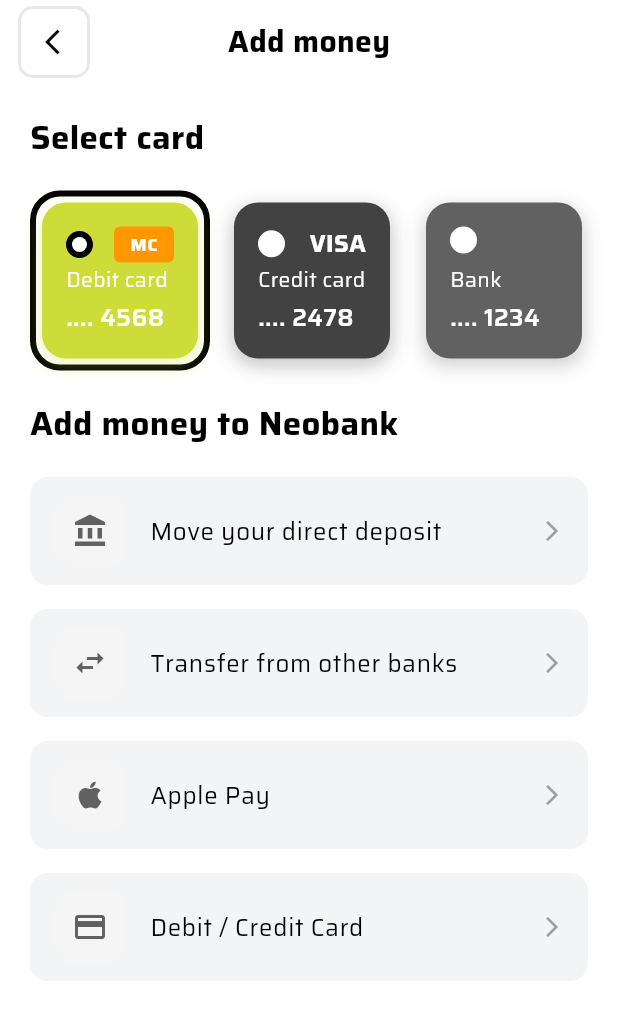
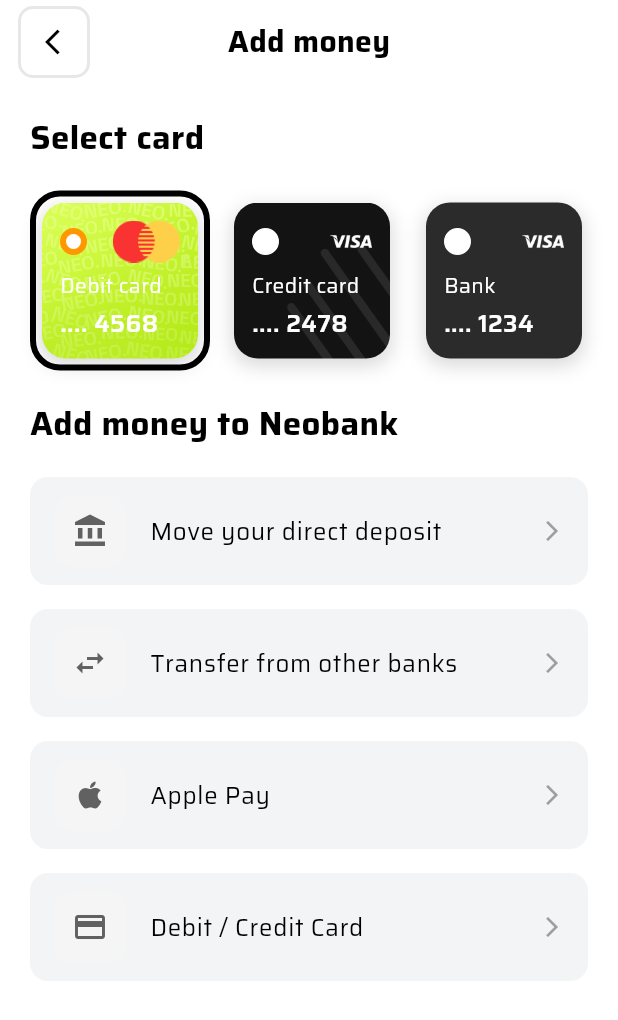
Before and after one commit to jayrhalani/banking_app_flutter, a Flutter app: the screen it shows after launch, after a tap on "Add money", on a phone screen of 412 x 824 dp. Shown: the top 1020 px of the screen. Run offline on Flutter 3.47's test engine with Material 3 defaults, Android fonts, the phone set to English and light mode, and no system bars.

Commit message:
Replace mastercard and visa card backgrounds

```diff
--- /dev/null
+++ b/lib/models/card_model.dart
@@ -0,0 +1,18 @@
+class CardModel {
+  final bool isPrimary;
+  final String type; // e.g., 'Debit Card', 'Credit Card', 'Bank'
+  final String numberSuffix; // last 4 digits
+  final int logoColorValue; // store Color value to avoid importing flutter here
+  final String logoAsset; // path to logo image
+  final String?
+  backgroundImageAsset; // nullable; if null, fallback to dark gray
+
+  const CardModel({
+    required this.isPrimary,
+    required this.type,
+    required this.numberSuffix,
+    required this.logoColorValue,
+    required this.logoAsset,
+    this.backgroundImageAsset,
+  });
+}
--- a/lib/resources/asset_res.dart
+++ b/lib/resources/asset_res.dart
@@ -3,6 +3,7 @@ class AssetRes {
   // Base paths
   static const String fonts = 'assets/fonts';
   static const String icons = 'assets/icons';
+  static const String images = 'assets/images';
 
   // Font family names (use these in TextStyle.fontFamily)
   static const String sairaFamily = 'Saira';
@@ -15,6 +16,10 @@ class AssetRes {
   static const String sairaSemiBold = '$fonts/saira_semi_bold.ttf';
 
   // Icons
-  static  const String icMasterCard = '$icons/ic_master_card.png';
-  static  const String icVisaCard = '$icons/ic_visa_card.png';
+  static const String icMasterCard = '$icons/ic_master_card.png';
+  static const String icVisaCard = '$icons/ic_visa_card.png';
+
+  // Images
+  static const String imageMasterCardBg = '$images/image_master_card_bg.png';
+  static const String imageVisaCardBg = '$images/image_visa_card_bg.png';
 }
--- a/lib/screens/add_money_screen.dart
+++ b/lib/screens/add_money_screen.dart
@@ -1,5 +1,7 @@
 import 'package:banking_app_flutter/widgets/custom_app_bar.dart';
 import 'package:flutter/material.dart';
+import 'package:banking_app_flutter/models/card_model.dart';
+import 'package:banking_app_flutter/resources/asset_res.dart';
 
 class AddMoneyScreen extends StatefulWidget {
   const AddMoneyScreen({super.key});
@@ -11,28 +13,31 @@ class AddMoneyScreen extends StatefulWidget {
 class _AddMoneyScreenState extends State<AddMoneyScreen> {
   int _selectedCardIndex = 0;
 
-  final List<Map<String, dynamic>> _cards = [
-    {
-      'type': 'Debit card',
-      'number': '4568',
-      'color': Colors.lime,
-      'logo': 'N.',
-      'isSelected': true,
-    },
-    {
-      'type': 'Credit card',
-      'number': '2478',
-      'color': Colors.grey[800]!,
-      'logo': 'VISA',
-      'isSelected': false,
-    },
-    {
-      'type': 'Bank',
-      'number': '1234',
-      'color': Colors.grey[700]!,
-      'logo': 'B',
-      'isSelected': false,
-    },
+  final List<CardModel> _cards = [
+    const CardModel(
+      isPrimary: true,
+      type: 'Debit card',
+      numberSuffix: '4568',
+      logoColorValue: 0xFF000000,
+      logoAsset: AssetRes.icMasterCard,
+      backgroundImageAsset: AssetRes.imageMasterCardBg,
+    ),
+    const CardModel(
+      isPrimary: false,
+      type: 'Credit card',
+      numberSuffix: '2478',
+      logoColorValue: 0xFFC6F253,
+      logoAsset: AssetRes.icVisaCard,
+      backgroundImageAsset: AssetRes.imageVisaCardBg,
+    ),
+    const CardModel(
+      isPrimary: false,
+      type: 'Bank',
+      numberSuffix: '1234',
+      logoColorValue: 0xFFFFFFFF,
+      logoAsset: AssetRes.icVisaCard,
+      backgroundImageAsset: null,
+    ),
   ];
 
   final List<Map<String, dynamic>> _addMoneyOptions = [
@@ -111,9 +116,6 @@ class _AddMoneyScreenState extends State<AddMoneyScreen> {
                   onTap: () {
                     setState(() {
                       _selectedCardIndex = index;
-                      for (int i = 0; i < _cards.length; i++) {
-                        _cards[i]['isSelected'] = i == index;
-                      }
                     });
                   },
                   child: AnimatedContainer(
@@ -122,7 +124,7 @@ class _AddMoneyScreenState extends State<AddMoneyScreen> {
                     decoration: BoxDecoration(
                       borderRadius: BorderRadius.circular(20),
                       border: Border.all(
-                        color: card['isSelected']
+                        color: _selectedCardIndex == index
                             ? Colors.black
                             : Colors.transparent,
                         width: 4,
@@ -131,11 +133,19 @@ class _AddMoneyScreenState extends State<AddMoneyScreen> {
                     padding: const EdgeInsets.all(4),
                     child: Container(
                       decoration: BoxDecoration(
-                        color: card['color'],
+                        color: card.backgroundImageAsset == null
+                            ? const Color(0xFF2B2B2B)
+                            : null,
+                        image: card.backgroundImageAsset != null
+                            ? DecorationImage(
+                          image: AssetImage(card.backgroundImageAsset!),
+                          fit: BoxFit.cover,
+                        )
+                            : null,
                         borderRadius: BorderRadius.circular(16),
                         boxShadow: [
                           BoxShadow(
-                            color: card['color'].withOpacity(0.3),
+                            color: Colors.black.withOpacity(0.15),
                             spreadRadius: 1,
                             blurRadius: 10,
                             offset: const Offset(0, 4),
@@ -143,7 +153,7 @@ class _AddMoneyScreenState extends State<AddMoneyScreen> {
                         ],
                       ),
                       child: Padding(
-                        padding: const EdgeInsets.all(16),
+                        padding: const EdgeInsets.all(12), // Reduced from 16
                         child: Column(
                           crossAxisAlignment: CrossAxisAlignment.start,
                           children: [
@@ -151,41 +161,14 @@ class _AddMoneyScreenState extends State<AddMoneyScreen> {
                               mainAxisAlignment: MainAxisAlignment.spaceBetween,
                               children: [
                                 SelectedIndicator(
-                                  isSelected: card['isSelected'],
+                                  isSelected: _selectedCardIndex == index,
                                 ),
-                                if (card['type'] == 'Debit card')
-                                  Container(
-                                    width: 40,
-                                    height: 24,
-                                    decoration: BoxDecoration(
-                                      color: Colors.orange,
-                                      borderRadius: BorderRadius.circular(4),
-                                    ),
-                                    child: const Center(
-                                      child: Text(
-                                        'MC',
-                                        style: TextStyle(
-                                          color: Colors.white,
-                                          fontSize: 12,
-                                          fontWeight: FontWeight.bold,
-                                        ),
-                                      ),
-                                    ),
-                                  )
-                                else if (card['type'] == 'Credit card')
-                                  const Text(
-                                    'VISA',
-                                    style: TextStyle(
-                                      color: Colors.white,
-                                      fontSize: 16,
-                                      fontWeight: FontWeight.bold,
-                                    ),
-                                  ),
+                                Image.asset(card.logoAsset, height: 28),
                               ],
                             ),
                             const Spacer(),
                             Text(
-                              card['type'],
+                              card.type,
                               style: const TextStyle(
                                 fontSize: 14,
                                 color: Colors.white,
@@ -194,7 +177,7 @@ class _AddMoneyScreenState extends State<AddMoneyScreen> {
                             ),
                             const SizedBox(height: 4),
                             Text(
-                              '.... ${card['number']}',
+                              '.... ${card.numberSuffix}',
                               style: const TextStyle(
                                 fontSize: 16,
                                 color: Colors.white,
@@ -312,9 +295,9 @@ class SelectedIndicator extends StatelessWidget {
       height: 18,
       decoration: BoxDecoration(
         shape: BoxShape.circle,
-        color: isSelected ? Colors.black : Colors.white,
+        color: isSelected ? Color(0XFFFF9800) : Colors.white,
         border: isSelected
-            ? Border.all(width: 2, color: Colors.black)
+            ? Border.all(width: 2, color: Color(0XFFFF9800))
             : Border.all(width: 1, color: Colors.white),
       ),
       child: isSelected
--- a/lib/screens/home_screen.dart
+++ b/lib/screens/home_screen.dart
@@ -1,6 +1,7 @@
 import 'package:banking_app_flutter/resources/asset_res.dart';
 import 'package:banking_app_flutter/screens/add_money_screen.dart';
 import 'package:flutter/material.dart';
+import 'package:banking_app_flutter/models/card_model.dart';
 
 class HomePage extends StatefulWidget {
   const HomePage({super.key});
@@ -12,23 +13,23 @@ class HomePage extends StatefulWidget {
 class _HomePageState extends State<HomePage> {
   bool _isBalanceVisible = true;
 
-  final List<Map<String, dynamic>> _cards = [
-    {
-      'isPrimary': true,
-      'type': 'Debit Card',
-      'number': '4568',
-      'color': Color(0XFFC6F253),
-      'logoColor': Colors.black,
-      'logo': AssetRes.icMasterCard,
-    },
-    {
-      'isPrimary': false,
-      'type': 'Credit Card',
-      'number': '7890',
-      'color': Colors.black,
-      'logoColor': Color(0XFFC6F253),
-      'logo': AssetRes.icVisaCard,
-    },
+  final List<CardModel> _cards = const [
+    CardModel(
+      isPrimary: true,
+      type: 'Debit Card',
+      numberSuffix: '4568',
+      logoColorValue: 0xFF000000,
+      logoAsset: AssetRes.icMasterCard,
+      backgroundImageAsset: AssetRes.imageMasterCardBg,
+    ),
+    CardModel(
+      isPrimary: false,
+      type: 'Credit Card',
+      numberSuffix: '7890',
+      logoColorValue: 0xFFC6F253,
+      logoAsset: AssetRes.icVisaCard,
+      backgroundImageAsset: AssetRes.imageVisaCardBg,
+    ),
   ];
 
   @override
@@ -260,14 +261,7 @@ class _HomePageState extends State<HomePage> {
               final card = _cards[index];
               return SizedBox(
                 width: 320, // fixed width like real credit card
-                child: _buildCard(
-                  isPrimary: card['isPrimary'],
-                  cardType: card['type'],
-                  cardNumber: card['number'],
-                  cardColor: card['color'],
-                  logoColor: card['logoColor'],
-                  logo: card['logo'],
-                ),
+                child: _buildCard(card: card),
               );
             },
           ),
@@ -276,22 +270,23 @@ class _HomePageState extends State<HomePage> {
     );
   }
 
-  Widget _buildCard({
-    required bool isPrimary,
-    required String cardType,
-    required String cardNumber,
-    required Color cardColor,
-    required Color logoColor,
-    required String logo,
-  }) {
+  Widget _buildCard({required CardModel card}) {
     return Container(
       height: 180,
       decoration: BoxDecoration(
-        color: cardColor,
         borderRadius: BorderRadius.circular(22),
+        color: card.backgroundImageAsset == null
+            ? const Color(0xFF2B2B2B)
+            : null,
+        image: card.backgroundImageAsset != null
+            ? DecorationImage(
+                image: AssetImage(card.backgroundImageAsset!),
+                fit: BoxFit.cover,
+              )
+            : null,
         boxShadow: [
           BoxShadow(
-            color: cardColor.withOpacity(0.3),
+            color: Colors.black.withOpacity(0.15),
             spreadRadius: 1,
             blurRadius: 10,
             offset: const Offset(0, 4),
@@ -311,10 +306,10 @@ class _HomePageState extends State<HomePage> {
                   style: TextStyle(
                     fontSize: 42,
                     fontWeight: FontWeight.bold,
-                    color: logoColor,
+                    color: Color(card.logoColorValue),
                   ),
                 ),
-                Image.asset(logo, height: 40, width: 40),
+                Image.asset(card.logoAsset, height: 40, width: 40),
                 // Container(
                 //   width: 40,
                 //   height: 24,
@@ -343,20 +338,20 @@ class _HomePageState extends State<HomePage> {
                 Column(
                   children: [
                     Text(
-                      cardType,
+                      card.type,
                       style: TextStyle(
                         fontSize: 16,
-                        color: logoColor,
+                        color: Color(card.logoColorValue),
                         fontWeight: FontWeight.normal,
                         fontStyle: FontStyle.normal,
                       ),
                     ),
                     const SizedBox(height: 4),
                     Text(
-                      '.... $cardNumber',
+                      '.... ${card.numberSuffix}',
                       style: TextStyle(
                         fontSize: 16,
-                        color: logoColor,
+                        color: Color(card.logoColorValue),
                         fontWeight: FontWeight.bold,
                         fontStyle: FontStyle.normal,
                       ),
--- a/pubspec.yaml
+++ b/pubspec.yaml
@@ -22,6 +22,7 @@ flutter:
 
   assets:
     - assets/icons/
+    - assets/images/
 
   fonts:
     - family: Saira
```
Also changed, not shown: assets/images/image_master_card_bg.png (added), assets/images/image_visa_card_bg.png (added).
